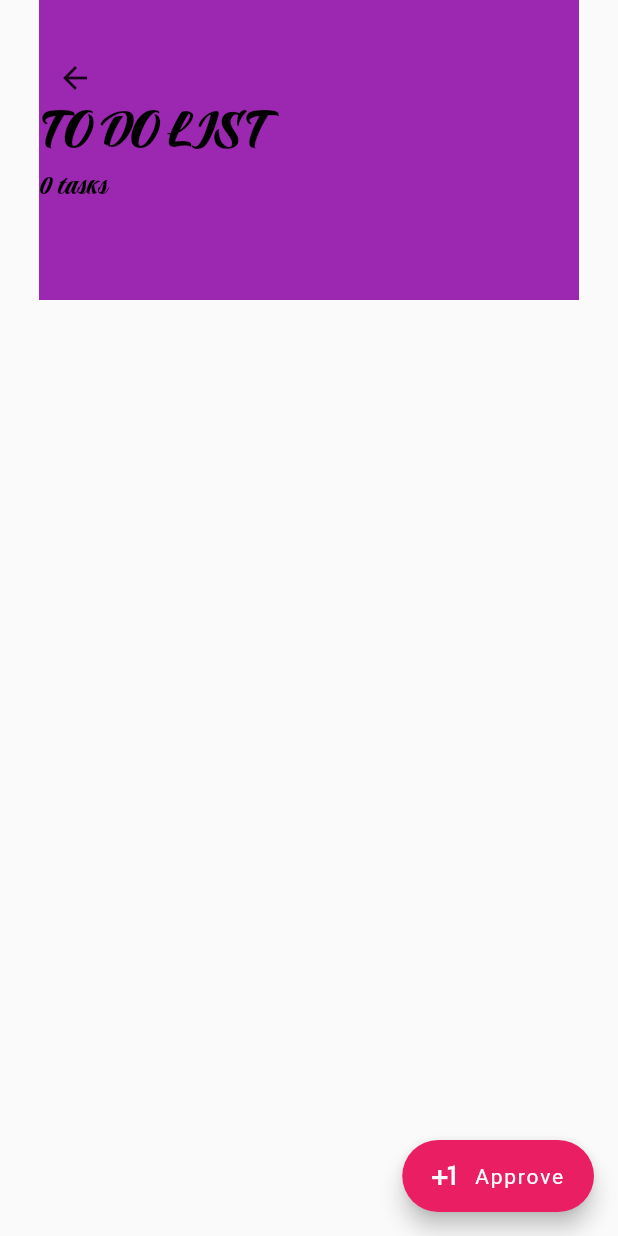
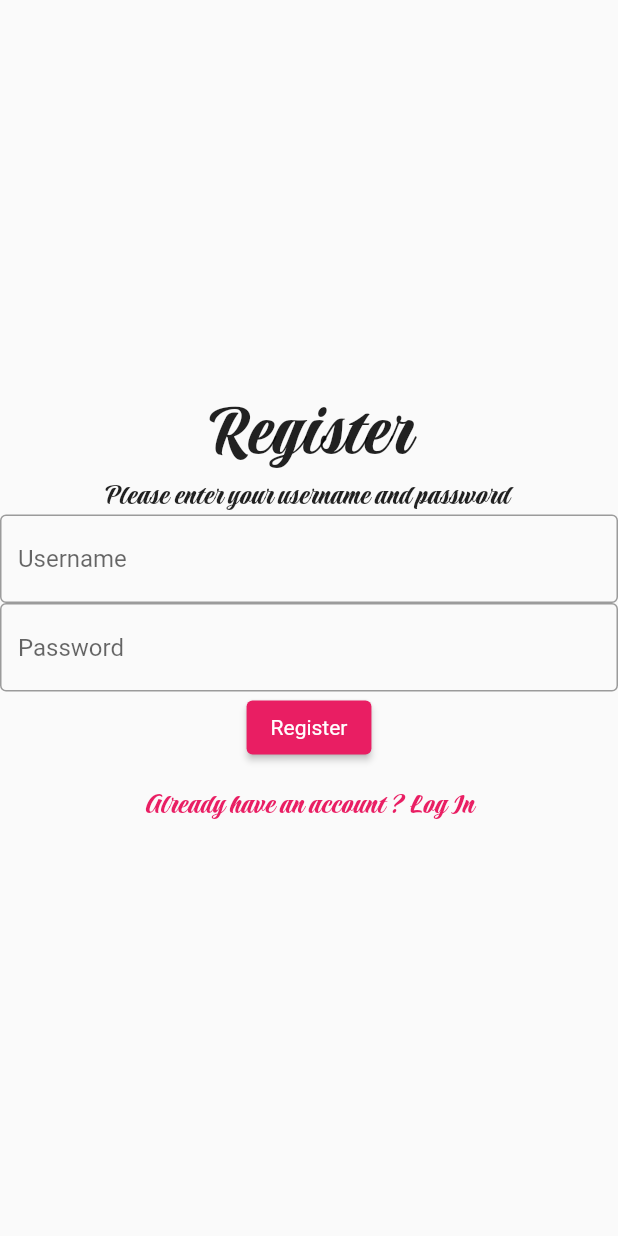
Before and after one commit to Doraka37/FlutterApp, a Flutter app: the SecondRoute screen opened by its route, on a phone screen of 412 x 824 dp. Run offline on Flutter 3.47's test engine with Material 2 defaults, Android fonts, the phone set to English and light mode, and no system bars; our stand-ins replace firebase_auth, firebase_core; accounts and stored records are empty.

Commit message:
Log In and register Done

```diff
--- a/lib/main.dart
+++ b/lib/main.dart
@@ -3,8 +3,10 @@
 import 'package:firebase_core/firebase_core.dart';
 import 'package:flutter/foundation.dart';
 import 'package:flutter/material.dart';
-import 'package:geolocator/geolocator.dart';
 import 'package:provider/provider.dart';
+import 'package:firebase_auth/firebase_auth.dart';
+
+FirebaseAuth auth = FirebaseAuth.instance;
 
 void main() async {
   WidgetsFlutterBinding.ensureInitialized();
@@ -12,65 +14,36 @@ void main() async {
   runApp(
     MultiProvider(
       providers: [
-        ChangeNotifierProvider(create: (_) => Counter()),
+        ChangeNotifierProvider(create: (_) => UserName()),
       ],
       child: const MyApp(),
     ),
   );
 }
 
-class Counter with ChangeNotifier, DiagnosticableTreeMixin {
-  int _count = 0;
+class UserName with ChangeNotifier, DiagnosticableTreeMixin {
+  String _username = "";
+  String _password = "";
 
-  int get count => _count;
+  String get username => _username;
+  String get password => _password;
+  // ignore: non_constant_identifier_names
+  void SetUserName(value) {
+    _username = value;
+    notifyListeners();
+  }
 
-  void increment(value) {
-    _count = value;
+  void SetPassword(value) {
+    _password = value;
     notifyListeners();
   }
 
   @override
   void debugFillProperties(DiagnosticPropertiesBuilder properties) {
     super.debugFillProperties(properties);
-    properties.add(IntProperty('count', count));
+    properties.add(StringProperty('username', username));
+    properties.add(StringProperty('password', password));
   }
-}
-
-Future<Position> _determinePosition() async {
-  bool serviceEnabled;
-  LocationPermission permission;
-
-  // Test if location services are enabled.
-  serviceEnabled = await Geolocator.isLocationServiceEnabled();
-  if (!serviceEnabled) {
-    // Location services are not enabled don't continue
-    // accessing the position and request users of the
-    // App to enable the location services.
-    return Future.error('Location services are disabled.');
-  }
-
-  permission = await Geolocator.checkPermission();
-  if (permission == LocationPermission.denied) {
-    permission = await Geolocator.requestPermission();
-    if (permission == LocationPermission.denied) {
-      // Permissions are denied, next time you could try
-      // requesting permissions again (this is also where
-      // Android's shouldShowRequestPermissionRationale
-      // returned true. According to Android guidelines
-      // your App should show an explanatory UI now.
-      return Future.error('Location permissions are denied');
-    }
-  }
-
-  if (permission == LocationPermission.deniedForever) {
-    // Permissions are denied forever, handle appropriately.
-    return Future.error(
-        'Location permissions are permanently denied, we cannot request permissions.');
-  }
-
-  // When we reach here, permissions are granted and we can
-  // continue accessing the position of the device.
-  return await Geolocator.getCurrentPosition();
 }
 
 class MyApp extends StatelessWidget {
@@ -86,6 +59,7 @@ class MyApp extends StatelessWidget {
       routes: {
         '/': (context) => const MyHomePage(),
         '/second': (context) => const SecondRoute(),
+        '/third': (context) => const ThirdRoute(),
       },
     );
   }
@@ -99,18 +73,25 @@ class MyHomePage extends StatefulWidget {
 }
 
 class _MyHomePageState extends State<MyHomePage> {
-  String _myPos = 'waiting';
   @override
   void initState() {
     super.initState();
-    getData();
   }
 
-  void getData() async {
-    Position pos = await _determinePosition();
-    setState(() {
-      _myPos = 'lat: ${pos.latitude}, long: ${pos.longitude}';
-    });
+  void signIn(email, password) async {
+    try {
+      UserCredential userCredential = await FirebaseAuth.instance
+          .signInWithEmailAndPassword(email: email, password: password);
+    } on FirebaseAuthException catch (e) {
+      if (e.code == 'user-not-found') {
+        print('No user found for that email.');
+      } else if (e.code == 'wrong-password') {
+        print('Wrong password provided for that user.');
+      }
+    } finally {
+      print("This is FINALLY Clause and is always executed.");
+      Navigator.pushNamed(context, '/third');
+    }
   }
 
   @override
@@ -124,25 +105,41 @@ class _MyHomePageState extends State<MyHomePage> {
         mainAxisAlignment: MainAxisAlignment.center,
         // ignore: prefer_const_literals_to_create_immutables
         children: <Widget>[
-          Avatar(),
-          Text(
-            'Thomas Vigier: ',
-            style: TextStyle(fontFamily: 'Praise', fontSize: 40),
+          Align(
+            alignment: Alignment.topCenter,
+            child: Text(
+              'Log In ',
+              style: TextStyle(fontFamily: 'Praise', fontSize: 50),
             ),
-          Text(
-            'Mobile Dev',
+          ),
+          Align(
+            alignment: Alignment.topCenter,
+            child: Text(
+              'Please enter your username and password ',
               style: TextStyle(fontFamily: 'Praise', fontSize: 20),
             ),
-          Text(
-            'Tasks: ${context.watch<Counter>().count}',
-            style: TextStyle(fontFamily: 'Praise', fontSize: 20),
           ),
-          Container(
-              width: 100.0,
-              height: 100.0,
-              decoration: BoxDecoration(
-                shape: BoxShape.circle,
-              )),
+          TextField(
+            decoration: const InputDecoration(
+                border: OutlineInputBorder(), hintText: 'Username'),
+            onChanged: (text) {
+              context.read<UserName>().SetUserName(text);
+            },
+          ),
+          TextField(
+            decoration: const InputDecoration(
+                border: OutlineInputBorder(), hintText: 'Password'),
+            onChanged: (text) {
+              context.read<UserName>().SetPassword(text);
+            },
+          ),
+          ElevatedButton(
+              onPressed: () {
+                final username = context.read<UserName>().username;
+                final password = context.read<UserName>().password;
+                signIn(username, password);
+              },
+              child: const Text('Log In')),
           TextButton(
             style: TextButton.styleFrom(
               padding: const EdgeInsets.all(16.0),
@@ -151,36 +148,11 @@ class _MyHomePageState extends State<MyHomePage> {
             onPressed: () {
               Navigator.pushNamed(context, '/second');
             },
-            child: Text(
-              _myPos,
-            ),
+            child: Text("Don't have an account ? Register"),
           ),
         ],
       )),
     );
-  }
-}
-
-class Avatar extends StatefulWidget {
-  const Avatar({
-    Key? key,
-  }) : super(key: key);
-
-  @override
-  State<Avatar> createState() => _AvatarState();
-}
-
-class _AvatarState extends State<Avatar> {
-  @override
-  Widget build(BuildContext context) {
-    return Container(
-        width: 100.0,
-        height: 100.0,
-        decoration: BoxDecoration(
-            shape: BoxShape.circle,
-            image: DecorationImage(
-                fit: BoxFit.fill,
-                image: AssetImage('assets/img/Mallard2.jpg'))));
   }
 }
 
@@ -198,121 +170,122 @@ class _SecondRouteState extends State<SecondRoute> {
   List<bool> ckeckedList = <bool>[];
   bool isChecked = false;
 
+  void register(email, password) async {
+    try {
+      UserCredential userCredential = await FirebaseAuth.instance
+          .createUserWithEmailAndPassword(email: email, password: password);
+    } on FirebaseAuthException catch (e) {
+      if (e.code == 'weak-password') {
+        print('The password provided is too weak.');
+      } else if (e.code == 'email-already-in-use') {
+        print('The account already exists for that email.');
+      }
+    } catch (e) {
+      print(e);
+    } finally {
+      print("This is FINALLY Clause and is always executed.");
+      Navigator.pushNamed(context, '/third');
+    }
+  }
+
   @override
   Widget build(BuildContext context) {
     return Scaffold(
       body: Center(
-        child: Column(children: <Widget>[
-          TopPart(taskNbr: taskNbr),
-          ListView.builder(
-              shrinkWrap: true,
-              scrollDirection: Axis.vertical,
-              itemCount: entries.length,
-              itemBuilder: (BuildContext context, int index) {
-                return Row(
-                  children: <Widget>[
-                    Center(
-                        child: Text(entries[index],
-                            style:
-                                TextStyle(fontFamily: 'Praise', fontSize: 30))),
-                    Checkbox(
-                      checkColor: Colors.white,
-                      value: ckeckedList[index],
-                      onChanged: (bool? value) {
-                        setState(() {
-                          ckeckedList[index] = value!;
-                        });
-                      },
-                    ),
-                  ],
-                );
-              }),
-        ]),
-      ),
-      floatingActionButton: FloatingActionButton.extended(
-        onPressed: () {
-          showModalBottomSheet<void>(
-            context: context,
-            builder: (BuildContext context) {
-              return Container(
-                height: 200,
-                color: Colors.amber,
-                child: Center(
         child: Column(
           mainAxisAlignment: MainAxisAlignment.center,
           children: <Widget>[
-                      const Text('Add Task'),
+            Align(
+              alignment: Alignment.topCenter,
+              child: Text(
+                'Register',
+                style: TextStyle(fontFamily: 'Praise', fontSize: 50),
+              ),
+            ),
+            Align(
+              alignment: Alignment.topCenter,
+              child: Text(
+                'Please enter your username and password ',
+                style: TextStyle(fontFamily: 'Praise', fontSize: 20),
+              ),
+            ),
             TextField(
               decoration: const InputDecoration(
-                            border: OutlineInputBorder(),
-                            hintText: 'Enter a task'),
+                  border: OutlineInputBorder(), hintText: 'Username'),
               onChanged: (text) {
-                          test = text;
+                context.read<UserName>().SetUserName(text);
+              },
+            ),
+            TextField(
+              decoration: const InputDecoration(
+                  border: OutlineInputBorder(), hintText: 'Password'),
+              onChanged: (text) {
+                context.read<UserName>().SetPassword(text);
               },
             ),
             ElevatedButton(
-                        child: const Text('Add'),
                 onPressed: () {
-                          setState(() {
-                            entries.add(test);
-                            ckeckedList.add(false);
-                            taskNbr = entries.length;
-                          });
-                          context.read<Counter>().increment(taskNbr);
+                  final username = context.read<UserName>().username;
+                  final password = context.read<UserName>().password;
+                  register(username, password);
+                },
+                child: const Text('Register')),
+            TextButton(
+              style: TextButton.styleFrom(
+                padding: const EdgeInsets.all(16.0),
+                textStyle: const TextStyle(fontFamily: 'Praise', fontSize: 20),
+              ),
+              onPressed: () {
                 Navigator.pop(context);
               },
-                      )
+              child: Text("Already have an account ? Log In"),
+            ),
           ],
         ),
-                ),
-              );
-            },
-          );
-        },
-        label: const Text('Approve'),
-        icon: const Icon(Icons.plus_one),
-        backgroundColor: Colors.pink,
       ),
     );
   }
 }
 
-class TopPart extends StatelessWidget {
-  const TopPart({
-    Key? key,
-    required this.taskNbr,
-  }) : super(key: key);
+class ThirdRoute extends StatefulWidget {
+  const ThirdRoute({Key? key}) : super(key: key);
 
-  final int taskNbr;
+  @override
+  State<ThirdRoute> createState() => _ThirdRouteState();
+}
+
+class _ThirdRouteState extends State<ThirdRoute> {
+  var taskNbr = 0;
+  List<String> entries = <String>[];
+  String test = 'base';
+  List<bool> ckeckedList = <bool>[];
+  bool isChecked = false;
+
+  void register(email, password) async {
+    try {
+      UserCredential userCredential = await FirebaseAuth.instance
+          .createUserWithEmailAndPassword(email: email, password: password);
+    } on FirebaseAuthException catch (e) {
+      if (e.code == 'weak-password') {
+        print('The password provided is too weak.');
+      } else if (e.code == 'email-already-in-use') {
+        print('The account already exists for that email.');
+      }
+    } catch (e) {
+      print(e);
+    } finally {
+      print("This is FINALLY Clause and is always executed.");
+    }
+  }
 
   @override
   Widget build(BuildContext context) {
-    return Container(
-      height: 200.0,
-      width: 360,
-      color: Colors.purple,
+    return Scaffold(
+      body: Center(
         child: Column(
-        crossAxisAlignment: CrossAxisAlignment.start,
-        children: <Widget>[
-          IconButton(
-            padding: EdgeInsets.only(top: 40.0),
-            icon: const Icon(Icons.arrow_back),
-            tooltip: 'Increase volume by 10',
-            onPressed: () {
-              Navigator.pop(context);
-            },
+          mainAxisAlignment: MainAxisAlignment.center,
+          children: <Widget>[],
         ),
-          Text(
-            'TO DO LIST',
-            style: TextStyle(
-                fontFamily: 'Praise', fontSize: 40, color: Colors.black),
-          ),
-          Text(
-            '$taskNbr tasks',
-            style: TextStyle(
-                fontFamily: 'Praise', fontSize: 20, color: Colors.black),
-          ),
-        ],
       ),
     );
   }
```
Lines whose indentation alone changed are shown as unchanged.
